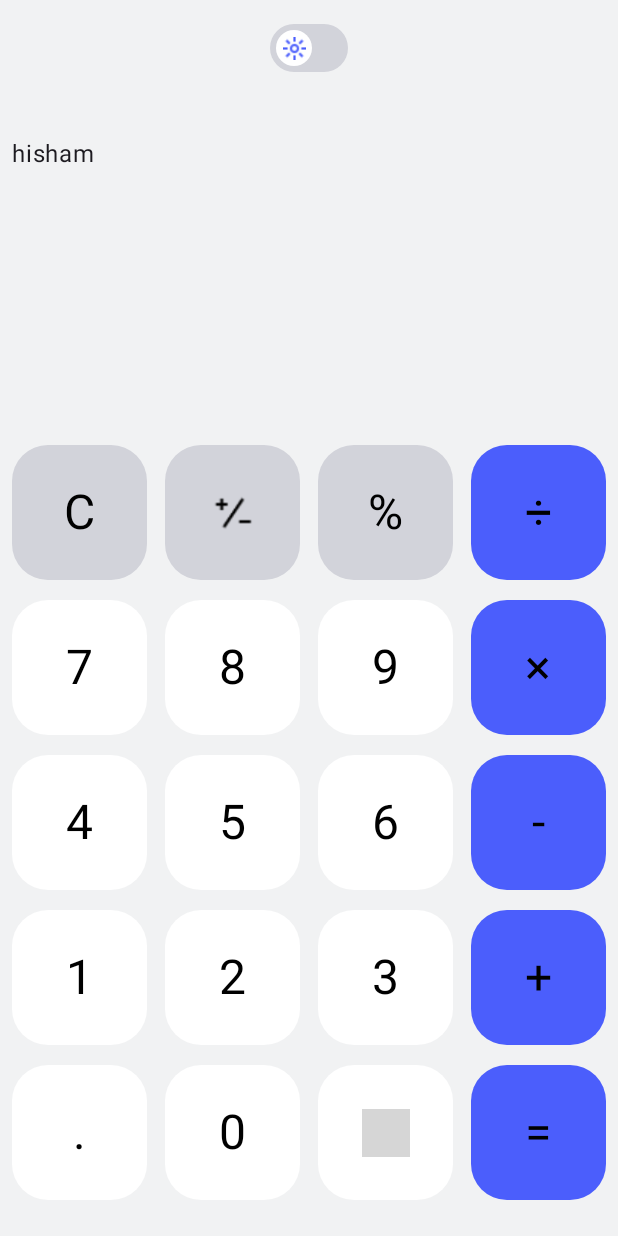
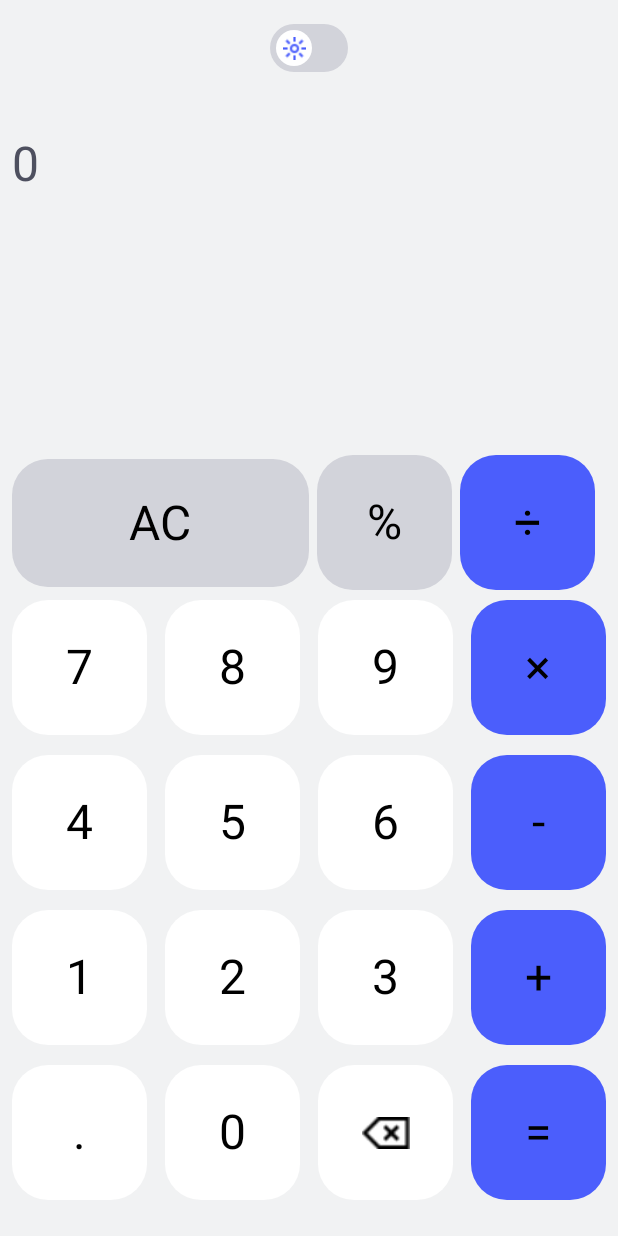
Before and after one commit to thisishisham1/Calculator-App, an Android app built with Jetpack Compose: the screen it shows after launch (MainActivity), on a phone screen of 412 x 824 dp. Run offline under Robolectric (Android 15) with nearby library versions, the light colour scheme and no system bars; grey boxes are pictures that could not be loaded.

Commit message:
app done

```diff
--- a/app/build.gradle.kts
+++ b/app/build.gradle.kts
@@ -50,7 +50,7 @@ android {
 }
 
 dependencies {
-
+    implementation ("org.mariuszgromada.math:MathParser.org-mXparser:5.2.0")
     implementation("androidx.core:core-ktx:1.9.0")
     implementation("androidx.lifecycle:lifecycle-runtime-ktx:2.6.2")
     implementation("androidx.activity:activity-compose:1.7.2")
--- a/app/src/main/java/com/example/calculatorapp/HomeCalculator.kt
+++ b/app/src/main/java/com/example/calculatorapp/HomeCalculator.kt
@@ -8,19 +8,21 @@ import androidx.compose.foundation.layout.fillMaxSize
 import androidx.compose.foundation.layout.fillMaxWidth
 import androidx.compose.foundation.layout.height
 import androidx.compose.foundation.layout.padding
+import androidx.compose.foundation.layout.requiredHeight
 import androidx.compose.foundation.layout.requiredSize
 import androidx.compose.foundation.shape.RoundedCornerShape
 import androidx.compose.material3.Button
 import androidx.compose.material3.ButtonDefaults
 import androidx.compose.material3.Icon
+import androidx.compose.material3.MaterialTheme
 import androidx.compose.material3.Switch
 import androidx.compose.material3.SwitchDefaults
 import androidx.compose.material3.Text
 import androidx.compose.runtime.Composable
-import androidx.compose.runtime.getValue
+import androidx.compose.runtime.MutableState
 import androidx.compose.runtime.mutableStateOf
 import androidx.compose.runtime.remember
-import androidx.compose.runtime.setValue
+import androidx.compose.ui.Alignment
 import androidx.compose.ui.Modifier
 import androidx.compose.ui.graphics.Color
 import androidx.compose.ui.platform.LocalConfiguration
@@ -35,6 +37,9 @@ import com.example.calculatorapp.ui.theme.buttonMediumDark
 import com.example.calculatorapp.ui.theme.buttonMediumLight
 import com.example.calculatorapp.ui.theme.textDark
 import com.example.calculatorapp.ui.theme.textLight
+import org.mariuszgromada.math.mxparser.Expression
+import java.math.RoundingMode
+import java.text.DecimalFormat
 
 @Composable
 fun HomeCalculator(modifier: Modifier, isDark: Boolean, themeUpdated: (bool: Boolean) -> Unit) {
@@ -44,9 +49,15 @@ fun HomeCalculator(modifier: Modifier, isDark: Boolean, themeUpdated: (bool: Boo
     val rowModifier = Modifier
         .fillMaxWidth()
         .height(screenWidth / 4)
-    var answer by remember {
+    val df = DecimalFormat("#.####")
+    df.roundingMode = RoundingMode.DOWN
+    var operation = remember {
         mutableStateOf("")
     }
+    var answer = remember {
+        mutableStateOf(0.0)
+    }
+
     Column(
         modifier
             .fillMaxSize()
@@ -97,20 +108,28 @@ fun HomeCalculator(modifier: Modifier, isDark: Boolean, themeUpdated: (bool: Boo
                         .fillMaxHeight(1 / 4f)
                         .fillMaxWidth()
                 ) {
-                    Text(text = "hisham")
+                    Text(
+                        text = df.format(answer.value),
+                        style = MaterialTheme.typography.headlineSmall,
+                        color = buttonMediumDark
+                    )
                 }
                 Row(
                     Modifier
                         .fillMaxHeight(3 / 4f)
                         .fillMaxWidth()
                 ) {
-                    Text(text = answer, textAlign = TextAlign.Right)
+                    Text(
+                        text = operation.value,
+                        style = MaterialTheme.typography.headlineLarge.copy(textAlign = TextAlign.End),
+
+                        )
                 }
             }
             DashBoard(
                 screenWidth = screenWidth,
                 modifier = rowModifier,
-                isDark = isDark
+                isDark = isDark, operation = operation, answer = answer
             )
 
 
@@ -118,75 +137,91 @@ fun HomeCalculator(modifier: Modifier, isDark: Boolean, themeUpdated: (bool: Boo
     }
 }
 
-
 @Composable
 fun DashBoard(
     screenWidth: Dp,
     modifier: Modifier,
-    isDark: Boolean
+    isDark: Boolean,
+    operation: MutableState<String>,
+    answer: MutableState<Double>
 ) {
     Row(
         Modifier
             .fillMaxWidth()
             .height(screenWidth / 4),
-        horizontalArrangement = Arrangement.SpaceBetween
+        horizontalArrangement = Arrangement.spacedBy(5.dp),
+        verticalAlignment = Alignment.CenterVertically
     ) {
-        MediumButton(number = "C", isDark = isDark)
-        Button(
-            onClick = { /*TODO*/ },
-            shape = RoundedCornerShape(24.dp),
-            modifier = Modifier.requiredSize(90.dp), colors = ButtonDefaults.buttonColors(
-                containerColor = if (isDark) buttonMediumDark else buttonMediumLight
-            )
-        ) {
-            Icon(
-                painter = painterResource(id = R.drawable.icon),
-                contentDescription = "",
-                tint = if (isDark) textDark else textLight,
-                modifier = Modifier.requiredSize(32.dp)
-            )
-        }
-        MediumButton(number = "%", isDark = isDark)
-        HighButton(number = "÷", isDark = isDark)
+        MediumButton(
+            number = "AC", isDark = isDark, onClick = {
+                operation.value = ""
+                answer.value = 0.0
+            },
+            Modifier
+                .fillMaxWidth(2 / 4f)
+                .requiredHeight(85.dp)
+        )
+        MediumButton(
+            number = "%",
+            isDark = isDark,
+            onClick = { operation.value = operation.value.plus("%") },
+        )
+        HighButton(
+            number = "÷",
+            isDark = isDark,
+            onClick = { operation.value = operation.value.plus("/") },
+        )
     }
     Row(
         modifier,
         horizontalArrangement = Arrangement.SpaceBetween
     ) {
 
-        LowButton("7", isDark = isDark)
-        LowButton("8", isDark = isDark)
-        LowButton("9", isDark = isDark)
-        HighButton(number = "×", isDark = isDark)
+        LowButton("7", isDark = isDark, onClick = { operation.value = operation.value.plus("7") })
+        LowButton("8", isDark = isDark, onClick = { operation.value = operation.value.plus("8") })
+        LowButton("9", isDark = isDark, onClick = { operation.value = operation.value.plus("9") })
+        HighButton(
+            number = "×",
+            isDark = isDark,
+            onClick = { operation.value = operation.value.plus("*") })
     }
     Row(
         modifier,
         horizontalArrangement = Arrangement.SpaceBetween
     ) {
-        LowButton("4", isDark = isDark)
-        LowButton("5", isDark = isDark)
-        LowButton("6", isDark = isDark)
-        HighButton(number = "-", isDark = isDark)
+        LowButton("4", isDark = isDark, onClick = { operation.value = operation.value.plus("4") })
+        LowButton("5", isDark = isDark, onClick = { operation.value = operation.value.plus("5") })
+        LowButton("6", isDark = isDark, onClick = { operation.value = operation.value.plus("6") })
+        HighButton(
+            number = "-",
+            isDark = isDark,
+            onClick = { operation.value = operation.value.plus("-") })
 
     }
     Row(
         modifier,
         horizontalArrangement = Arrangement.SpaceBetween
     ) {
-        LowButton("1", isDark = isDark)
-        LowButton("2", isDark = isDark)
-        LowButton("3", isDark = isDark)
-        HighButton(number = "+", isDark = isDark)
+        LowButton("1", isDark = isDark, onClick = { operation.value = operation.value.plus("1") })
+        LowButton("2", isDark = isDark, onClick = { operation.value = operation.value.plus("2") })
+        LowButton("3", isDark = isDark, onClick = { operation.value = operation.value.plus("3") })
+        HighButton(
+            number = "+",
+            isDark = isDark,
+            onClick = { operation.value = operation.value.plus("+") })
 
     }
     Row(
         modifier,
         horizontalArrangement = Arrangement.SpaceBetween
     ) {
-        LowButton(".", isDark = isDark)
-        LowButton("0", isDark = isDark)
+        LowButton(".", isDark = isDark, onClick = { operation.value = operation.value.plus(".") })
+        LowButton("0", isDark = isDark, onClick = { operation.value = operation.value.plus("0") })
         Button(
-            onClick = { /*TODO*/ },
+            onClick = {
+                if (operation.value.isEmpty()) null
+                else operation.value = operation.value.substring(0, operation.value.length - 1)
+            },
             shape = RoundedCornerShape(24.dp),
             modifier = Modifier.requiredSize(90.dp), colors = ButtonDefaults.buttonColors(
                 containerColor = if (isDark) buttonLowDark else buttonLowLight
@@ -199,7 +234,13 @@ fun DashBoard(
                 modifier = Modifier.requiredSize(32.dp)
             )
         }
-        HighButton(number = "=", isDark = isDark)
+        HighButton(number = "=", isDark = isDark, onClick = {
+            try {
+                answer.value = Expression(operation.value).calculate()
+            } catch (e: Exception) {
+                e.printStackTrace()
+            }
+        })
     }
 
 }
--- a/app/src/main/java/com/example/calculatorapp/TypeOfButton.kt
+++ b/app/src/main/java/com/example/calculatorapp/TypeOfButton.kt
@@ -22,11 +22,12 @@ import com.example.calculatorapp.ui.theme.textLight
 @Composable
 fun LowButton(
     number: String,
-    isDark: Boolean
+    isDark: Boolean,
+    onClick: () -> Unit
 ) {
     val sizeButton = Modifier.requiredSize(90.dp)
     Button(
-        onClick = { /*TODO*/ },
+        onClick = onClick,
         shape = RoundedCornerShape(24.dp), colors = ButtonDefaults.buttonColors(
             containerColor = if (isDark) buttonLowDark else buttonLowLight,
             contentColor = if (isDark) {
@@ -47,11 +48,11 @@ fun LowButton(
 @Composable
 fun MediumButton(
     number: String,
-    isDark: Boolean
+    isDark: Boolean, onClick: () -> Unit, sizeButton: Modifier = Modifier.requiredSize(90.dp)
 ) {
-    val sizeButton = Modifier.requiredSize(90.dp)
+
     Button(
-        onClick = { /*TODO*/ },
+        onClick = onClick,
         shape = RoundedCornerShape(24.dp), colors = ButtonDefaults.buttonColors(
             containerColor = if (isDark) buttonMediumDark else buttonMediumLight,
             contentColor = if (isDark) {
@@ -72,11 +73,12 @@ fun MediumButton(
 @Composable
 fun HighButton(
     number: String,
-    isDark: Boolean
+    isDark: Boolean, onClick: () -> Unit,
+    sizeButton: Modifier = Modifier.requiredSize(90.dp)
 ) {
-    val sizeButton = Modifier.requiredSize(90.dp)
+
     Button(
-        onClick = { /*TODO*/ },
+        onClick = onClick,
         shape = RoundedCornerShape(24.dp), colors = ButtonDefaults.buttonColors(
             containerColor = if (isDark) buttonHighDark else buttonHighLight,
             contentColor = if (isDark) {
--- a/app/src/main/java/com/example/calculatorapp/ui/theme/Type.kt
+++ b/app/src/main/java/com/example/calculatorapp/ui/theme/Type.kt
@@ -11,7 +11,7 @@ val Typography = Typography(
     headlineLarge = TextStyle(
         fontFamily = FontFamily.Default,
         fontWeight = FontWeight.Light,
-        fontSize = 64.sp,
+        fontSize = 55.sp,
         letterSpacing = 0.5.sp
     ),
     headlineMedium = TextStyle(
```
Also changed, not shown: app/src/main/res/drawable/union.png (added), app/src/main/res/mipmap-hdpi/ic_launcher.webp (added), app/src/main/res/mipmap-hdpi/ic_launcher_foreground.webp (added), app/src/main/res/mipmap-hdpi/ic_launcher_round.webp (added), app/src/main/res/mipmap-mdpi/ic_launcher.webp (added), app/src/main/res/mipmap-mdpi/ic_launcher_foreground.webp (added), app/src/main/res/mipmap-mdpi/ic_launcher_round.webp (added), app/src/main/res/mipmap-xhdpi/ic_launcher.webp (added), app/src/main/res/mipmap-xhdpi/ic_launcher_foreground.webp (added), app/src/main/res/mipmap-xhdpi/ic_launcher_round.webp (added), app/src/main/res/mipmap-xxhdpi/ic_launcher.webp (added), app/src/main/res/mipmap-xxhdpi/ic_launcher_foreground.webp (added), app/src/main/res/mipmap-xxhdpi/ic_launcher_round.webp (added), app/src/main/res/mipmap-xxxhdpi/ic_launcher.webp (added), 2 more files.
